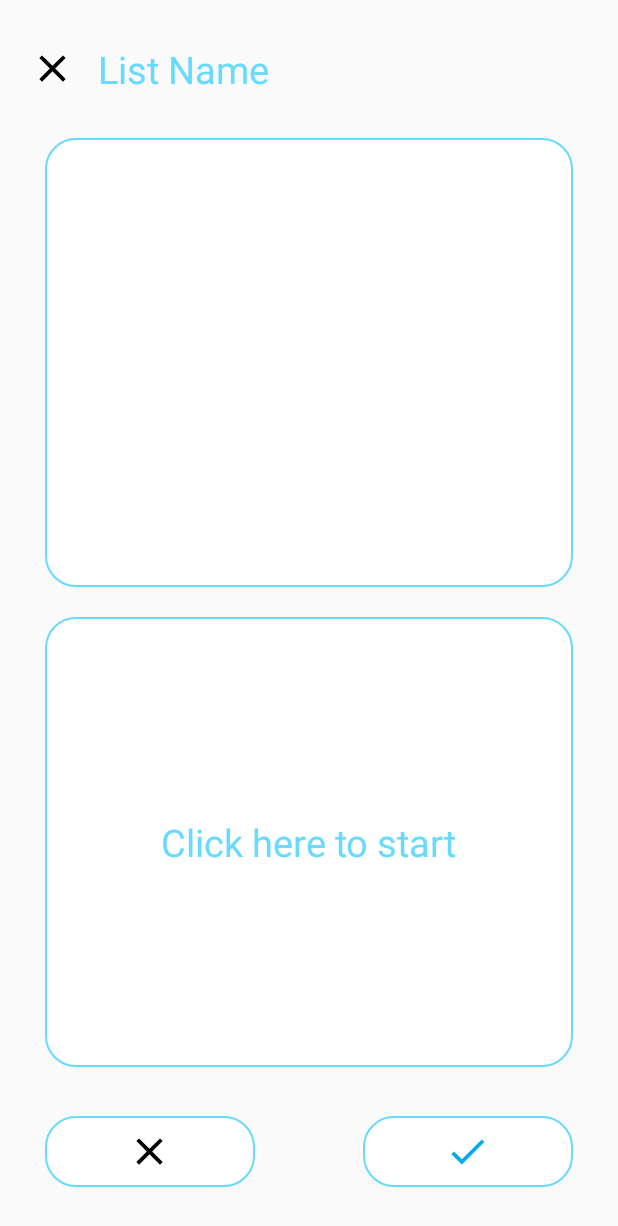
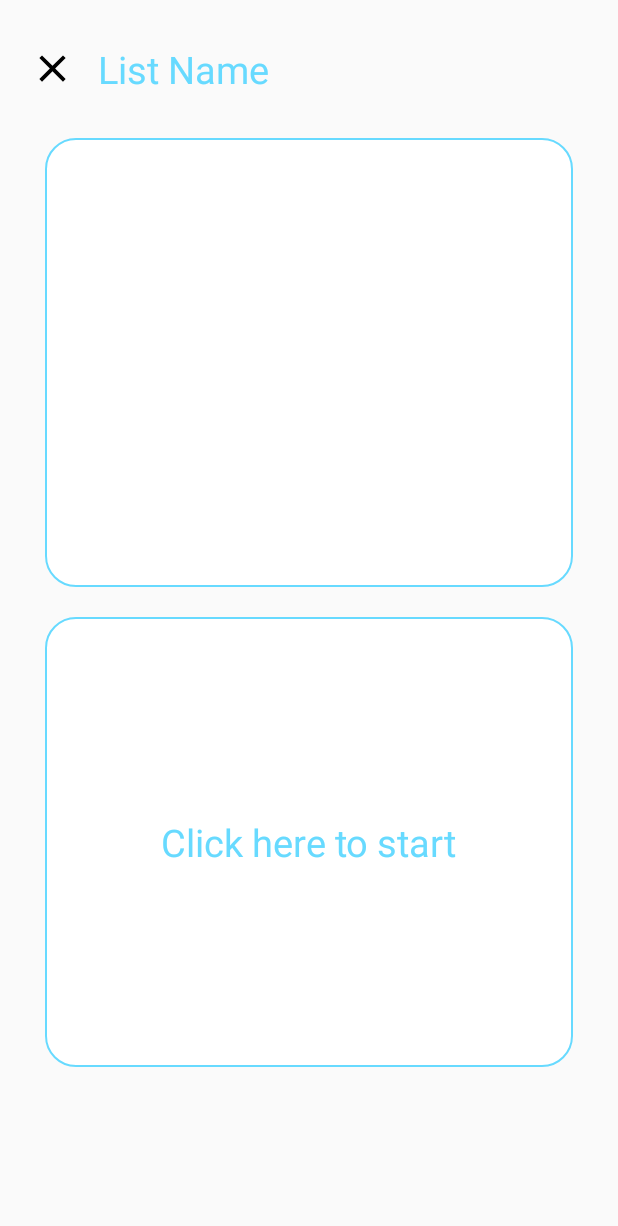
Before and after one commit to Kobietka/Your-Cards, an Android app: the fragment PlayFragment placed in its activity, on a phone screen of 412 x 824 dp. Shown: the top 1226 px of the screen. Run offline under Robolectric (Android 15) with nearby library versions, the phone set to English and light mode, and no system bars; our stand-ins replace Dagger/Hilt's generated code, Room's generated code, RxJava; 6 statements that could not run were skipped.

```diff
--- a/app/src/main/res/layout/fragment_play.xml
+++ b/app/src/main/res/layout/fragment_play.xml
@@ -140,6 +140,7 @@
                 android:layout_alignParentStart="true"
                 android:layout_centerVertical="true"
                 android:id="@+id/play_not_correct"
+                android:visibility="gone"
                 android:background="@drawable/button_add_layout"
                 android:layout_marginEnd="10dp">
 
@@ -159,6 +160,7 @@
                 android:layout_centerVertical="true"
                 android:layout_alignParentEnd="true"
                 android:id="@+id/play_correct"
+                android:visibility="gone"
                 android:layout_marginEnd="10dp"
                 android:layout_marginStart="10dp">
 
@@ -171,6 +173,25 @@
 
             </RelativeLayout>
 
+        <RelativeLayout
+            android:layout_width="match_parent"
+            android:layout_height="50dp"
+            android:background="@drawable/button_add_layout"
+            android:layout_centerVertical="true"
+            android:layout_alignParentEnd="true"
+            android:id="@+id/play_correct_typing"
+            android:visibility="gone"
+            android:layout_marginEnd="10dp">
+
+            <ImageView
+                android:layout_width="wrap_content"
+                android:layout_height="wrap_content"
+                android:layout_centerVertical="true"
+                android:layout_centerHorizontal="true"
+                android:src="@drawable/ic_check_icon"/>
+
+        </RelativeLayout>
+
     </RelativeLayout>
 
 </LinearLayout>
```
Also changed, not shown: app/src/main/java/dev/kobietka/flashcards/presentation/ui/fragmentplay/PlayFragment.kt (+22 -7 lines), app/src/main/java/dev/kobietka/flashcards/presentation/ui/fragmentresults/ResultFragment.kt (+9 -6 lines).
